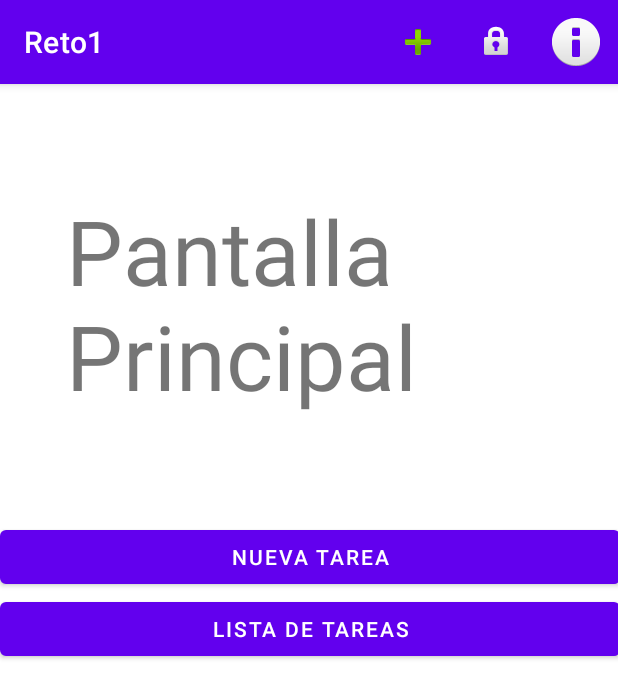
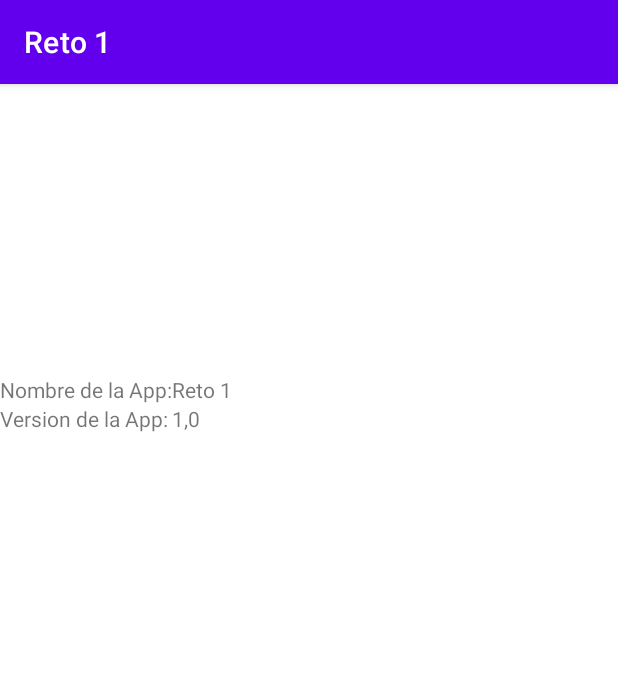
Before and after one commit to Unai-GarciaGi/Reto_Moviles_1, an Android app: the PantallaPrincipal screen opened directly, with no data from a screen before it, after a tap on "Acerca De", on a phone screen of 412 x 824 dp. Shown: the top 698 px of the screen. Run offline under Robolectric (Android 15) with nearby library versions, the phone set to English and light mode, and no system bars.

Commit message:
Pantalla Acerca De

```diff
--- a/app/src/main/AndroidManifest.xml
+++ b/app/src/main/AndroidManifest.xml
@@ -9,6 +9,9 @@
         android:roundIcon="@mipmap/ic_launcher_round"
         android:supportsRtl="true"
         android:theme="@style/Theme.Reto1">
+        <activity
+            android:name=".PantallaAcercaDe"
+            android:exported="true" />
         <activity
             android:name=".PantallaNuevaTarea"
             android:exported="true" />
--- a/app/src/main/java/com/example/reto1/ActionBarOpciones.java
+++ b/app/src/main/java/com/example/reto1/ActionBarOpciones.java
@@ -16,11 +16,10 @@ public class ActionBarOpciones {
         Intent i = new Intent(contexto, PantallaContrasena.class);
         contexto.startActivity(i);
     }
-
+    */
     public void abAcercaDe(Context contexto){
         Intent i = new Intent(contexto, PantallaAcercaDe.class);
         contexto.startActivity(i);
     }
-    */
 
 }
--- /dev/null
+++ b/app/src/main/java/com/example/reto1/PantallaAcercaDe.java
@@ -0,0 +1,14 @@
+package com.example.reto1;
+
+import androidx.appcompat.app.AppCompatActivity;
+
+import android.os.Bundle;
+
+public class PantallaAcercaDe extends AppCompatActivity {
+
+    @Override
+    protected void onCreate(Bundle savedInstanceState) {
+        super.onCreate(savedInstanceState);
+        setContentView(R.layout.activity_pantalla_acerca_de);
+    }
+}
--- a/app/src/main/java/com/example/reto1/PantallaPrincipal.java
+++ b/app/src/main/java/com/example/reto1/PantallaPrincipal.java
@@ -34,7 +34,7 @@ public class PantallaPrincipal extends AppCompatActivity {
             //abOpciones.abContrasena(this);
         }
         if (id==R.id.abAcercaDe) {
-            //abOpciones.abAcercaDe(this);
+            abOpciones.abAcercaDe(this);
         }
         return super.onOptionsItemSelected(item);
     }
--- /dev/null
+++ b/app/src/main/res/layout/activity_pantalla_acerca_de.xml
@@ -0,0 +1,52 @@
+<?xml version="1.0" encoding="utf-8"?>
+<androidx.constraintlayout.widget.ConstraintLayout xmlns:android="http://schemas.android.com/apk/res/android"
+    xmlns:app="http://schemas.android.com/apk/res-auto"
+    xmlns:tools="http://schemas.android.com/tools"
+    android:layout_width="match_parent"
+    android:layout_height="match_parent"
+    tools:context=".PantallaAcercaDe">
+
+    <TableLayout
+        android:layout_width="match_parent"
+        android:layout_height="380dp"
+        app:layout_constraintBottom_toBottomOf="parent"
+        app:layout_constraintEnd_toEndOf="parent"
+        app:layout_constraintStart_toStartOf="parent"
+        app:layout_constraintTop_toTopOf="parent">
+
+        <TableRow
+            android:layout_width="match_parent"
+            android:layout_height="46dp">
+
+            <TextView
+                android:id="@+id/txtNombreApp"
+                android:layout_width="wrap_content"
+                android:layout_height="match_parent"
+                android:text="@string/nombreApp" />
+
+            <TextView
+                android:id="@+id/txtAppName"
+                android:layout_width="wrap_content"
+                android:layout_height="wrap_content"
+                android:text="@string/app_name" />
+        </TableRow>
+
+        <TableRow
+            android:layout_width="match_parent"
+            android:layout_height="52dp">
+
+            <TextView
+                android:id="@+id/txtVersionApp"
+                android:layout_width="wrap_content"
+                android:layout_height="wrap_content"
+                android:text="@string/versionApp" />
+
+            <TextView
+                android:id="@+id/txtAppVersion"
+                android:layout_width="wrap_content"
+                android:layout_height="wrap_content"
+                android:text="@string/appVersion" />
+        </TableRow>
+
+    </TableLayout>
+</androidx.constraintlayout.widget.ConstraintLayout>
--- a/app/src/main/res/values/strings.xml
+++ b/app/src/main/res/values/strings.xml
@@ -1,5 +1,5 @@
 <resources>
-    <string name="app_name">Reto1</string>
+    <string name="app_name">Reto 1</string>
     <string name="entrar">Entrar</string>
     <string name="nombre">Nombre</string>
     <string name="contrasena">Contraseña</string>
@@ -10,4 +10,7 @@
     <string name="pantallaPrincipal">Pantalla Principal</string>
     <string name="cambiarContrasena">Cambiar Contraseña</string>
     <string name="acercaDe">Acerca De</string>
+    <string name="nombreApp">Nombre de la App:</string>
+    <string name="versionApp">Version de la App:</string>
+    <string name="appVersion">1,0</string>
 </resources>
```
Also changed, not shown: 1 other file.
